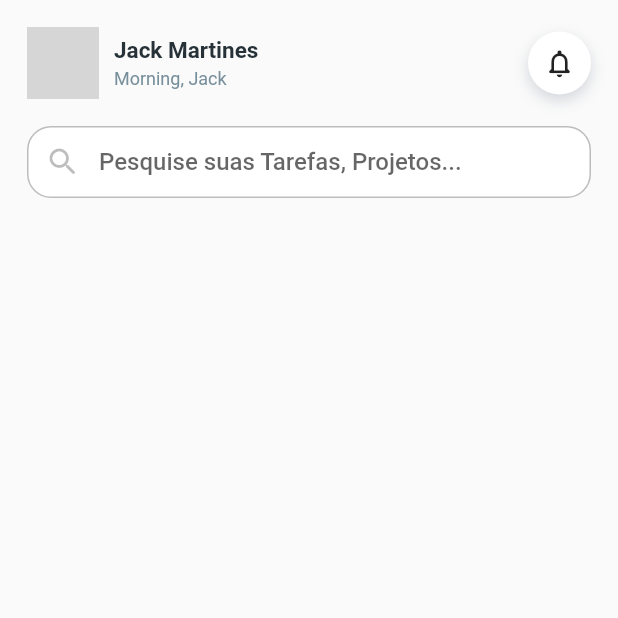
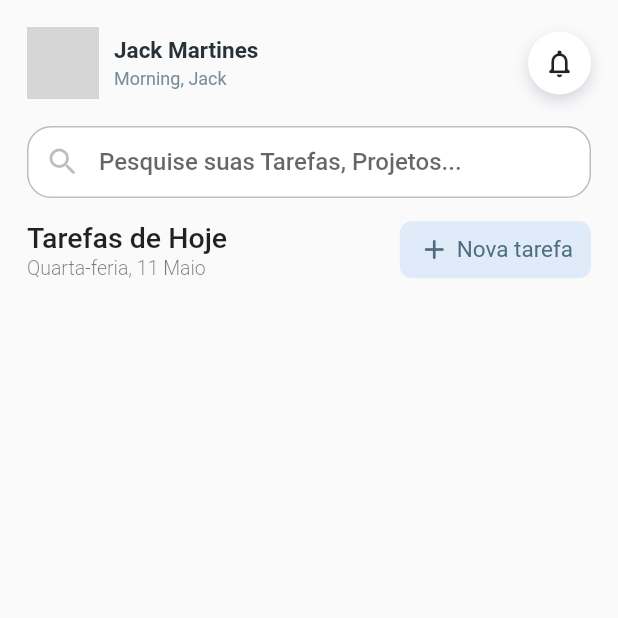
Before and after one commit to srlucasmichel/flutter_getx_project_management_app, a Flutter app: the screen it shows after launch, on a phone screen of 412 x 824 dp, the top half of it. Run offline on Flutter 3.47's test engine with Material 2 defaults, Android fonts, the phone set to English and light mode, and no system bars; network calls fail; grey boxes are pictures that could not be loaded.

Commit message:
ui component section page

```diff
--- /dev/null
+++ b/lib/src/modules/project/presenter/pages/components/section_page_app.dart
@@ -0,0 +1,67 @@
+import 'package:flutter/material.dart';
+
+class SectionPageApp extends StatelessWidget {
+  final String title;
+  final String description;
+  final String titleButton;
+  final VoidCallback onButtonClick;
+
+  const SectionPageApp(
+      {Key? key,
+      required this.title,
+      required this.description,
+      required this.titleButton,
+      required this.onButtonClick})
+      : super(key: key);
+
+  @override
+  Widget build(BuildContext context) {
+    return Row(
+      mainAxisSize: MainAxisSize.max,
+      mainAxisAlignment: MainAxisAlignment.start,
+      children: [
+        Expanded(
+          child: Column(
+            mainAxisSize: MainAxisSize.min,
+            mainAxisAlignment: MainAxisAlignment.start,
+            crossAxisAlignment: CrossAxisAlignment.start,
+            children: [
+              Text(title,
+                  style: const TextStyle(
+                      fontWeight: FontWeight.w500, fontSize: 19.0)),
+              const SizedBox(height: 2),
+              Text(description,
+                  style:
+                      const TextStyle(color: Colors.black54, fontSize: 13.0, fontWeight: FontWeight.w300)),
+            ],
+          ),
+        ),
+        Expanded(
+            child: Row(
+              mainAxisSize: MainAxisSize.max,
+              mainAxisAlignment: MainAxisAlignment.end,
+              children: [
+                InkWell(
+          onTap: onButtonClick,
+          child: Container(
+                padding: const EdgeInsets.symmetric(horizontal: 12, vertical: 8),
+                decoration: BoxDecoration(
+                    color: const Color(0XFFE0EBFA),
+                    borderRadius: BorderRadius.circular(8)),
+                child: Row(
+                  children: [
+                    const Icon(Icons.add_rounded, color: Color(0XFF4E6E80), size: 22.0),
+                    const SizedBox(width: 4),
+                    Text(titleButton,
+                        style: const TextStyle(
+                            color: Color(0XFF4E6E80), fontSize: 15.0)),
+                  ],
+                ),
+          ),
+        ),
+              ],
+            ))
+      ],
+    );
+  }
+}
--- a/lib/src/modules/project/presenter/pages/home_page.dart
+++ b/lib/src/modules/project/presenter/pages/home_page.dart
@@ -1,4 +1,5 @@
 import 'package:flutter/material.dart';
+import 'package:project_management_app/src/modules/project/presenter/pages/components/section_page_app.dart';
 
 class HomePage extends StatelessWidget {
   HomePage({Key? key}) : super(key: key);
@@ -92,6 +93,15 @@ class HomePage extends StatelessWidget {
                     const TextStyle(fontSize: 16, fontWeight: FontWeight.w500),
               ),
             ),
+            const SizedBox(height: 15),
+            Padding(
+              padding: const EdgeInsets.symmetric(horizontal: 18.0),
+              child: SectionPageApp(
+                  title: "Tarefas de Hoje",
+                  description: "Quarta-feria, 11 Maio",
+                  titleButton: "Nova tarefa",
+                  onButtonClick: () {}),
+            )
           ],
         ),
       ),
```
